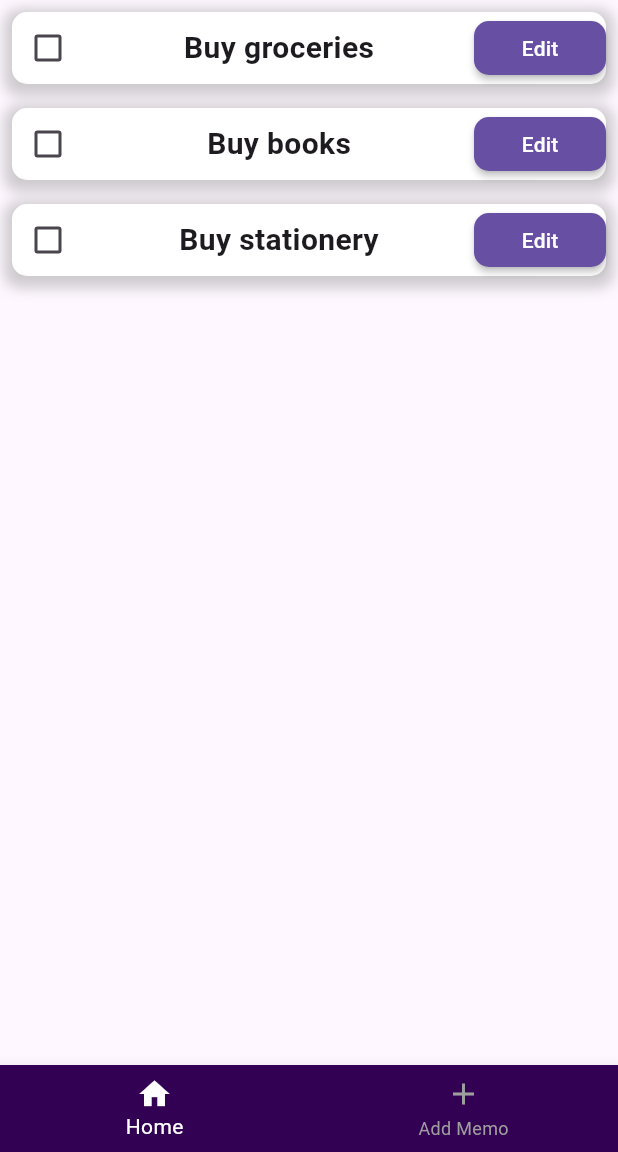
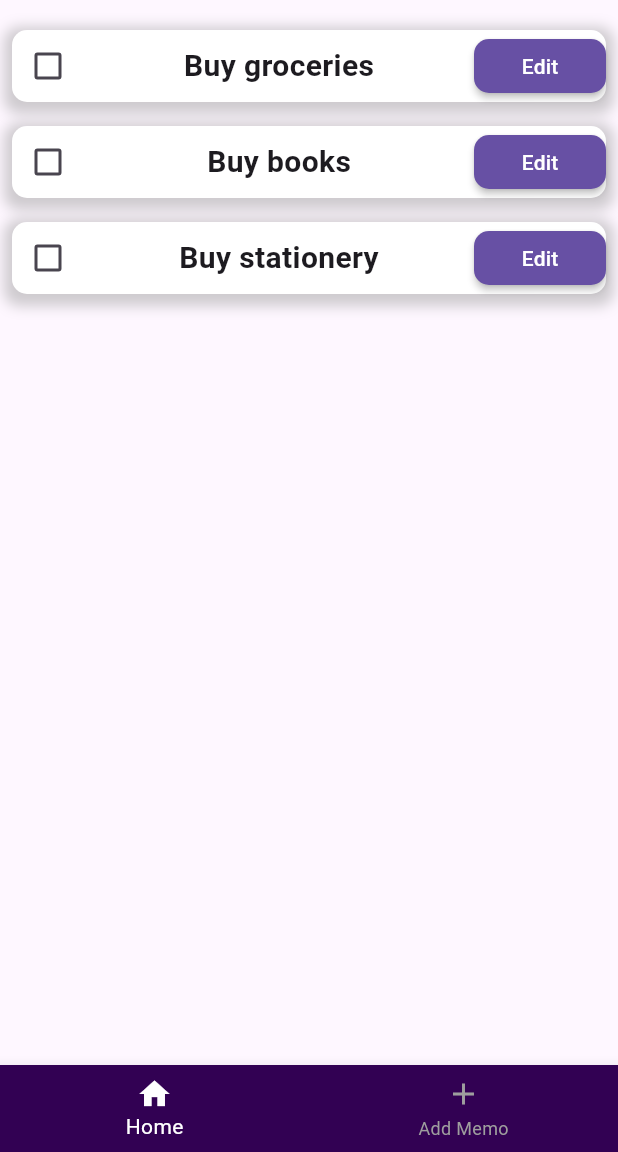
Before and after one commit to TeoDevGerman/Elephant, a Flutter app: the screen it shows after launch, on a phone screen of 412 x 824 dp, the part 84-1236 px from its top. Run offline on Flutter 3.47's test engine with Material 3 defaults, Android fonts, the phone set to English and light mode, and no system bars; our stand-ins replace hive_flutter; accounts and stored records are empty.

Commit message:
feat: add padding to make Listview better

```diff
--- a/todoapp/lib/pages/home_page.dart
+++ b/todoapp/lib/pages/home_page.dart
@@ -19,7 +19,6 @@ class HomePage extends StatefulWidget {
 }
 
 class _HomePageState extends State<HomePage> {
-
   void taskChanged(bool? val, int index) {
     setState(() {
       widget.todos[index]["isDone"] = val;
@@ -53,9 +52,8 @@ class _HomePageState extends State<HomePage> {
 
   @override
   Widget build(BuildContext context) {
-    return Scaffold(
-      body: Center(
-        child: ListView.builder(
+    return ListView.builder(
+      padding: const EdgeInsets.symmetric(vertical: 12),
       itemCount: widget.todos.length,
       itemBuilder: (context, index) {
         return TodoTile(
@@ -69,8 +67,6 @@ class _HomePageState extends State<HomePage> {
           },
         );
       },
-        ),
-      ),
     );
   }
 }
```
Lines whose indentation alone changed are shown as unchanged.
